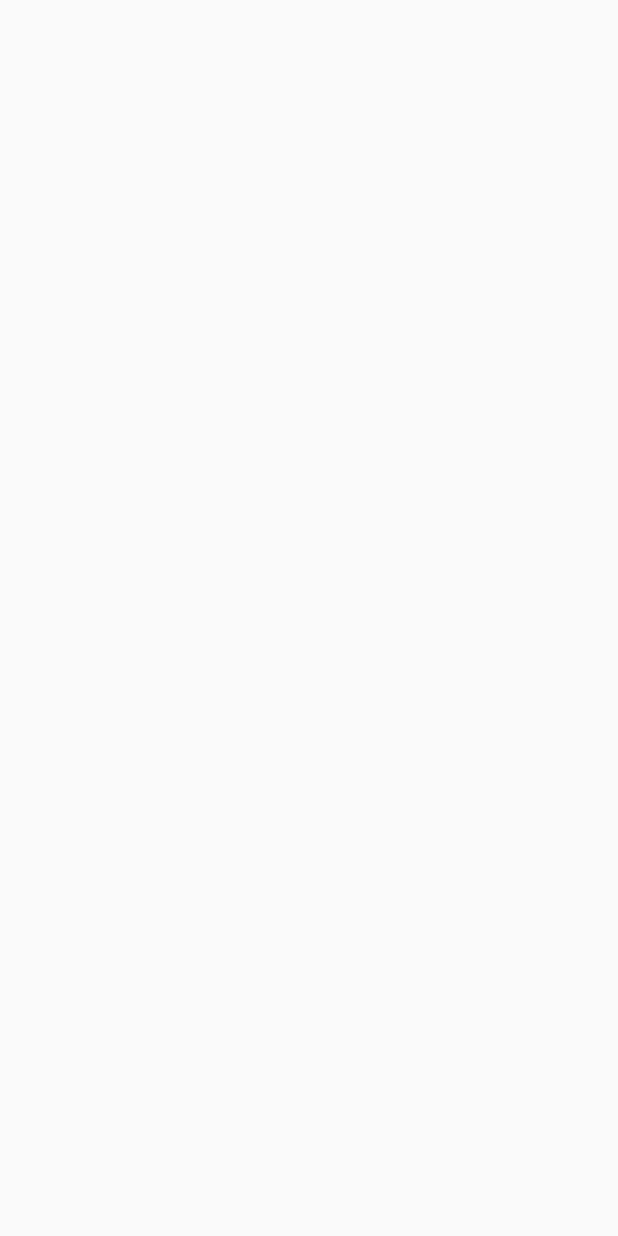
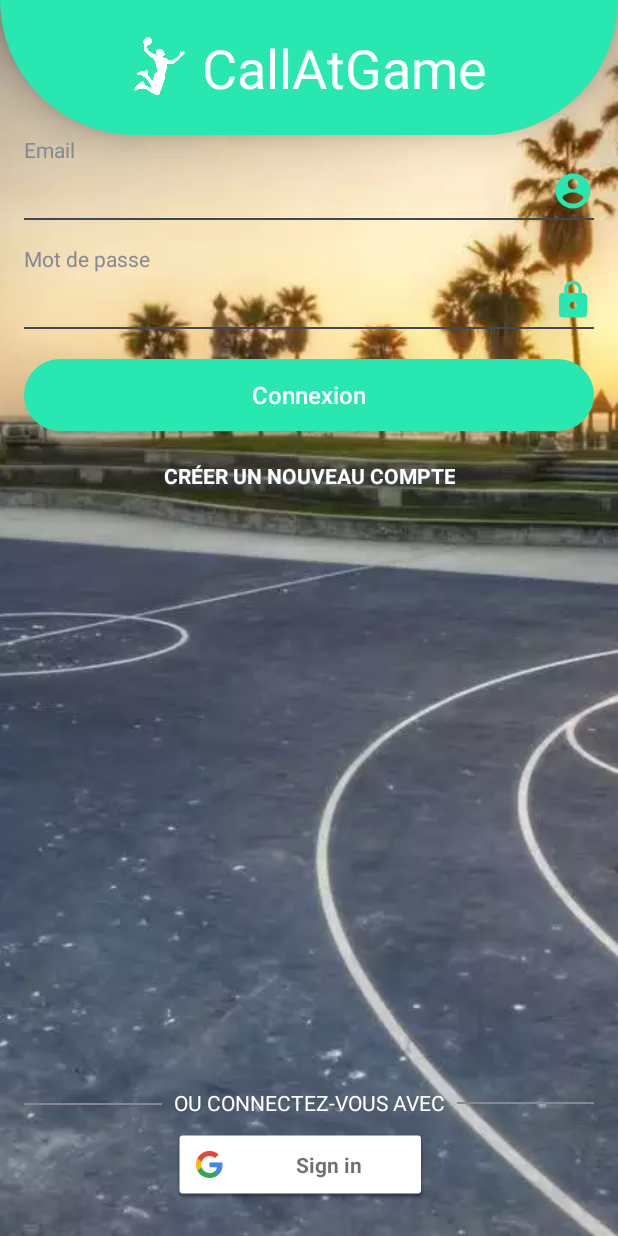
Before and after one commit to jpaput/Frag, an Android app: the StarterActivity screen opened directly, with no data from a screen before it, on a phone screen of 412 x 824 dp. Before the commit the screen is empty. Run offline under Robolectric (Android 15) with nearby library versions, the phone set to English and light mode, and no system bars; plain views replace LoginButton.

Commit message:
Début implémentation starter Activity

```diff
--- a/app/src/main/java/com/callatgame/frag/core/CaGApplication.kt
+++ b/app/src/main/java/com/callatgame/frag/core/CaGApplication.kt
@@ -6,5 +6,7 @@ class CaGApplication : Application() {
 
     override fun onCreate() {
         super.onCreate()
+
+        //FacebookSdk.sdkInitialize(getApplicationContext());
     }
 }
--- /dev/null
+++ b/app/src/main/java/com/callatgame/frag/starter/LoginFragment.kt
@@ -0,0 +1,27 @@
+package com.callatgame.frag.starter
+
+import android.os.Bundle
+import android.view.LayoutInflater
+import android.view.View
+import android.view.ViewGroup
+import androidx.fragment.app.Fragment
+import com.callatgame.frag.R
+
+class LoginFragment : Fragment() {
+
+    companion object{
+        fun newInstance() : LoginFragment{
+            return LoginFragment()
+        }
+    }
+
+    override fun onCreateView(
+        inflater: LayoutInflater,
+        container: ViewGroup?,
+        savedInstanceState: Bundle?
+    ): View? {
+
+        val view = inflater.inflate(R.layout.login_fragment, container, false); //Contains empty RelativeLayout
+        return view;
+    }
+}
--- /dev/null
+++ b/app/src/main/java/com/callatgame/frag/starter/SignUpFragment.kt
@@ -0,0 +1,27 @@
+package com.callatgame.frag.starter
+
+import android.os.Bundle
+import android.view.LayoutInflater
+import android.view.View
+import android.view.ViewGroup
+import androidx.fragment.app.Fragment
+import com.callatgame.frag.R
+
+class SignUpFragment : Fragment() {
+
+    companion object{
+        fun newInstance() : SignUpFragment{
+            return SignUpFragment()
+        }
+    }
+
+    override fun onCreateView(
+        inflater: LayoutInflater,
+        container: ViewGroup?,
+        savedInstanceState: Bundle?
+    ): View? {
+
+        val view = inflater.inflate(R.layout.sign_up_fragment, container, false); //Contains empty RelativeLayout
+        return view;
+    }
+}
--- a/app/src/main/java/com/callatgame/frag/starter/StarterActivity.kt
+++ b/app/src/main/java/com/callatgame/frag/starter/StarterActivity.kt
@@ -2,9 +2,16 @@ package com.callatgame.frag.starter
 
 import android.content.Context
 import android.content.Intent
+import android.os.Bundle
+import android.view.View
+import androidx.viewpager.widget.ViewPager
+import com.callatgame.frag.R
 import com.callatgame.frag.core.AbstractActivity
+import com.callatgame.frag.starter.adapter.StarterPagerAdapter
+import kotlinx.android.synthetic.main.start_activity.*
 
-class StarterActivity : AbstractActivity() {
+class StarterActivity : AbstractActivity(), ViewPager.PageTransformer,
+    ViewPager.OnPageChangeListener {
 
     companion object{
 
@@ -12,4 +19,57 @@ class StarterActivity : AbstractActivity() {
             return Intent(context, StarterActivity::class.java)
         }
     }
+
+    override fun onCreate(savedInstanceState: Bundle?) {
+        super.onCreate(savedInstanceState)
+
+        setContentView(R.layout.start_activity)
+
+        viewpager.adapter = StarterPagerAdapter(supportFragmentManager);
+        viewpager.setPageTransformer(false, this)
+        viewpager.addOnPageChangeListener(this)
+
+
+    }
+
+    override fun transformPage(view: View, position: Float) {
+        val pageWidth = view.width
+        when {
+            position < -1 -> view.alpha = 0f
+            position <= 1 -> {
+                /*view.findViewById<View>(R.id.tv_app_name).translationX = -(pageWidth * position)
+                view.findViewById<View>(R.id.tv_app_subtitle).translationX = -(pageWidth * position)
+
+                view.findViewById<View>(R.id.userView).translationX = pageWidth * position
+                view.findViewById<View>(R.id.tv_user_label).translationX = pageWidth * position
+                view.findViewById<View>(R.id.view_user_underline).translationX = pageWidth * position
+                view.findViewById<View>(R.id.profileImage).translationX = pageWidth * position
+
+                view.findViewById<View>(R.id.passView).translationX = pageWidth * position
+                view.findViewById<View>(R.id.tv_pass_label).translationX = pageWidth * position
+                view.findViewById<View>(R.id.view_pass_underline).translationX = pageWidth * position
+                view.findViewById<View>(R.id.iv_pass_icon).translationX = pageWidth * position
+
+                view.findViewById<View>(R.id.commandButton).translationX = -(pageWidth * position)*/
+            }
+            else -> view.alpha = 0f
+        }
+    }
+
+    override fun onPageScrollStateChanged(state: Int) {
+    }
+
+    override fun onPageScrolled(position: Int, positionOffset: Float, positionOffsetPixels: Int) {
+        val x = ((viewpager.width * position + positionOffsetPixels) * computeFactor())
+        scrollView.scrollTo(x.toInt() + imageView.width / 3, 0)
+    }
+
+    override fun onPageSelected(position: Int) {
+    }
+
+    private fun computeFactor(): Float {
+        return (imageView.width / 2 - viewpager.width) / (viewpager.width *
+                viewpager.adapter!!.count - 1).toFloat()
+    }
+
 }
--- /dev/null
+++ b/app/src/main/java/com/callatgame/frag/starter/adapter/StarterPagerAdapter.kt
@@ -0,0 +1,22 @@
+package com.callatgame.frag.starter.adapter
+
+import androidx.fragment.app.Fragment
+import androidx.fragment.app.FragmentManager
+import androidx.fragment.app.FragmentStatePagerAdapter
+import com.callatgame.frag.starter.LoginFragment
+import com.callatgame.frag.starter.SignUpFragment
+
+class StarterPagerAdapter(fragmentManager: FragmentManager) : FragmentStatePagerAdapter(fragmentManager) {
+
+    private val fragmentList: List<Fragment> = createFragmentList()
+
+    private fun createFragmentList() : List<Fragment>{
+        return listOf(
+            LoginFragment.newInstance(),
+            SignUpFragment.newInstance())
+    }
+
+    override fun getCount(): Int = fragmentList.size
+
+    override fun getItem(position: Int): Fragment = fragmentList[position]
+}
--- /dev/null
+++ b/app/src/main/res/drawable/bg_starter_header.xml
@@ -0,0 +1,9 @@
+<?xml version="1.0" encoding="utf-8"?>
+<shape xmlns:android="http://schemas.android.com/apk/res/android"
+    android:shape="rectangle">
+    <size android:height="30dp"
+        android:width="30dp"/>
+    <solid android:color="@color/colorAccent"/>
+    <corners android:bottomRightRadius="150dp"
+        android:bottomLeftRadius="150dp"/>
+</shape>
--- /dev/null
+++ b/app/src/main/res/drawable/ic_lock.xml
@@ -0,0 +1,9 @@
+<vector xmlns:android="http://schemas.android.com/apk/res/android"
+        android:width="24dp"
+        android:height="24dp"
+        android:viewportWidth="24.0"
+        android:viewportHeight="24.0">
+    <path
+        android:fillColor="#FF000000"
+        android:pathData="M18,8h-1L17,6c0,-2.76 -2.24,-5 -5,-5S7,3.24 7,6v2L6,8c-1.1,0 -2,0.9 -2,2v10c0,1.1 0.9,2 2,2h12c1.1,0 2,-0.9 2,-2L20,10c0,-1.1 -0.9,-2 -2,-2zM12,17c-1.1,0 -2,-0.9 -2,-2s0.9,-2 2,-2 2,0.9 2,2 -0.9,2 -2,2zM15.1,8L8.9,8L8.9,6c0,-1.71 1.39,-3.1 3.1,-3.1 1.71,0 3.1,1.39 3.1,3.1v2z"/>
+</vector>
--- /dev/null
+++ b/app/src/main/res/drawable/ic_user.xml
@@ -0,0 +1,9 @@
+<vector xmlns:android="http://schemas.android.com/apk/res/android"
+        android:width="24dp"
+        android:height="24dp"
+        android:viewportWidth="24.0"
+        android:viewportHeight="24.0">
+    <path
+        android:fillColor="#FF000000"
+        android:pathData="M12,2C6.48,2 2,6.48 2,12s4.48,10 10,10 10,-4.48 10,-10S17.52,2 12,2zM12,5c1.66,0 3,1.34 3,3s-1.34,3 -3,3 -3,-1.34 -3,-3 1.34,-3 3,-3zM12,19.2c-2.5,0 -4.71,-1.28 -6,-3.22 0.03,-1.99 4,-3.08 6,-3.08 1.99,0 5.97,1.09 6,3.08 -1.29,1.94 -3.5,3.22 -6,3.22z"/>
+</vector>
--- /dev/null
+++ b/app/src/main/res/layout/login_fragment.xml
@@ -0,0 +1,213 @@
+<?xml version="1.0" encoding="utf-8"?>
+<androidx.constraintlayout.widget.ConstraintLayout xmlns:android="http://schemas.android.com/apk/res/android"
+    android:layout_width="match_parent"
+    android:layout_height="match_parent"
+    xmlns:app="http://schemas.android.com/apk/res-auto">
+
+    <TextView
+        android:id="@+id/tv_user_label"
+        android:layout_width="wrap_content"
+        android:layout_height="wrap_content"
+        android:layout_marginStart="16dp"
+        android:layout_marginTop="@dimen/starter_header_height"
+        android:labelFor="@id/userView"
+        android:text="@string/label_login_name"
+        android:textAppearance="?android:attr/textAppearanceSmall"
+        android:textColor="@color/textColor"
+        app:layout_constraintLeft_toLeftOf="parent"
+        app:layout_constraintTop_toTopOf="parent" />
+
+    <AutoCompleteTextView
+        android:id="@+id/userView"
+        android:layout_width="0dp"
+        android:layout_height="28dp"
+        android:layout_marginEnd="8dp"
+        android:layout_marginTop="4dp"
+        android:background="@android:color/transparent"
+        android:inputType="textEmailAddress"
+        android:textColor="@color/textColor"
+        android:textCursorDrawable="@null"
+        app:layout_constraintHorizontal_bias="0.0"
+        app:layout_constraintLeft_toLeftOf="@+id/tv_user_label"
+        app:layout_constraintRight_toLeftOf="@+id/profileImage"
+        app:layout_constraintTop_toBottomOf="@+id/tv_user_label" />
+
+    <androidx.appcompat.widget.AppCompatImageView
+        android:id="@+id/profileImage"
+        android:layout_width="28dp"
+        android:layout_height="28dp"
+        android:layout_marginEnd="16dp"
+        android:tint="@color/colorAccent"
+        app:layout_constraintBottom_toBottomOf="@+id/userView"
+        app:layout_constraintRight_toRightOf="parent"
+        app:layout_constraintTop_toTopOf="@+id/userView"
+        app:srcCompat="@drawable/ic_user" />
+
+    <View
+        android:id="@+id/view_user_underline"
+        android:layout_width="0dp"
+        android:layout_height="1dp"
+        android:layout_marginTop="4dp"
+        android:background="@color/antracite_grey"
+        app:layout_constraintLeft_toLeftOf="@+id/userView"
+        app:layout_constraintRight_toRightOf="@+id/profileImage"
+        app:layout_constraintTop_toBottomOf="@+id/userView" />
+
+    <TextView
+        android:id="@+id/tv_pass_label"
+        android:layout_width="wrap_content"
+        android:layout_height="wrap_content"
+        android:layout_marginTop="16dp"
+        android:labelFor="@id/passView"
+        android:text="@string/label_login_pass"
+        android:textAppearance="?android:attr/textAppearanceSmall"
+        android:textColor="@color/textColor"
+        app:layout_constraintLeft_toLeftOf="@+id/view_user_underline"
+        app:layout_constraintTop_toBottomOf="@+id/view_user_underline" />
+
+    <AutoCompleteTextView
+        android:id="@+id/passView"
+        android:layout_width="0dp"
+        android:layout_height="28dp"
+        android:layout_marginEnd="8dp"
+        android:layout_marginTop="4dp"
+        android:background="@android:color/transparent"
+        android:inputType="textWebPassword"
+        android:textColor="@color/textColor"
+        android:textCursorDrawable="@null"
+        app:layout_constraintLeft_toLeftOf="@+id/tv_pass_label"
+        app:layout_constraintRight_toLeftOf="@+id/iv_pass_icon"
+        app:layout_constraintTop_toBottomOf="@+id/tv_pass_label" />
+
+    <androidx.appcompat.widget.AppCompatImageView
+        android:id="@+id/iv_pass_icon"
+        android:layout_width="28dp"
+        android:layout_height="28dp"
+        android:tint="@color/colorAccent"
+        app:layout_constraintRight_toRightOf="@+id/view_user_underline"
+        app:layout_constraintTop_toTopOf="@+id/passView"
+        app:srcCompat="@drawable/ic_lock" />
+
+    <View
+        android:id="@+id/view_pass_underline"
+        android:layout_width="0dp"
+        android:layout_height="1dp"
+        android:layout_marginTop="4dp"
+        android:background="@color/antracite_grey"
+        app:layout_constraintHorizontal_bias="0.0"
+        app:layout_constraintLeft_toLeftOf="@+id/passView"
+        app:layout_constraintRight_toRightOf="@+id/iv_pass_icon"
+        app:layout_constraintTop_toBottomOf="@+id/passView" />
+
+    <Button
+        android:id="@+id/commandButton"
+        android:layout_width="0dp"
+        android:layout_height="48dp"
+        android:layout_marginTop="@dimen/margin_standard"
+        style="@style/FullButtonStyle"
+        android:text="@string/login_button"
+        app:layout_constraintHorizontal_bias="0.0"
+        app:layout_constraintLeft_toLeftOf="@+id/passView"
+        app:layout_constraintRight_toRightOf="@+id/iv_pass_icon"
+        app:layout_constraintTop_toBottomOf="@+id/view_pass_underline" />
+
+    <TextView
+        android:layout_width="wrap_content"
+        android:layout_height="wrap_content"
+        android:gravity="center_horizontal"
+        android:text="@string/create_new_account"
+        android:textAllCaps="true"
+        android:textStyle="bold"
+        android:layout_marginTop="@dimen/margin_standard"
+        android:textColor="@android:color/white"
+        android:shadowColor="@color/darktextColor"
+        android:shadowDx="3"
+        android:shadowDy="3"
+        android:shadowRadius="4"
+        app:layout_constraintTop_toBottomOf="@+id/commandButton"
+        app:layout_constraintLeft_toLeftOf="parent"
+        app:layout_constraintRight_toRightOf="parent"/>
+
+    <!--<com.facebook.login.widget.LoginButton
+    android:id="@+id/facebookButton"
+        android:layout_width="0dp"
+        android:layout_height="0dp"
+        android:layout_marginBottom="4dp"
+        android:layout_marginEnd="4dp"
+        android:layout_marginStart="16dp"
+        android:layout_marginTop="4dp"
+        android:paddingBottom="11dp"
+        android:paddingTop="11dp"
+        app:com_facebook_login_text="Facebook"
+        app:layout_constraintBottom_toBottomOf="@+id/googleButton"
+        app:layout_constraintHorizontal_bias="0.0"
+        app:layout_constraintLeft_toLeftOf="parent"
+        app:layout_constraintRight_toLeftOf="@+id/guideline2"
+        app:layout_constraintTop_toTopOf="@+id/googleButton"
+        app:layout_constraintVertical_bias="0.0" />
+
+    <androidx.constraintlayout.widget.Guideline
+        android:id="@+id/guideline2"
+        android:layout_width="wrap_content"
+        android:layout_height="wrap_content"
+        android:orientation="vertical"
+        app:layout_constraintGuide_percent="0.5" />-->
+
+    <com.google.android.gms.common.SignInButton
+        android:id="@+id/googleButton"
+        android:layout_width="170dp"
+        android:layout_height="47dp"
+        android:layout_marginBottom="24dp"
+        android:layout_marginEnd="16dp"
+        android:layout_marginStart="4dp"
+        app:layout_constraintBottom_toBottomOf="parent"
+        app:layout_constraintLeft_toLeftOf="parent"
+        app:layout_constraintRight_toRightOf="parent" />
+
+    <TextView
+        android:id="@+id/optionTextView"
+        android:layout_width="wrap_content"
+        android:layout_height="wrap_content"
+        android:layout_marginBottom="8dp"
+        android:layout_marginLeft="8dp"
+        android:layout_marginRight="8dp"
+        android:layout_marginTop="8dp"
+        android:text="@string/or"
+        android:textAllCaps="true"
+        android:textAppearance="?android:attr/textAppearanceSmall"
+        android:textColor="@android:color/white"
+        app:layout_constraintBottom_toTopOf="@+id/googleButton"
+        app:layout_constraintLeft_toLeftOf="parent"
+        app:layout_constraintRight_toRightOf="parent"
+        app:layout_constraintVertical_bias="0.948" />
+
+    <View
+        android:id="@+id/leftLineView"
+        android:layout_width="0dp"
+        android:layout_height="1dp"
+        android:layout_marginBottom="0dp"
+        android:layout_marginEnd="16dp"
+        android:layout_marginStart="8dp"
+        android:layout_marginTop="0dp"
+        android:background="@color/textColor"
+        app:layout_constraintBottom_toBottomOf="@+id/optionTextView"
+        app:layout_constraintLeft_toRightOf="@+id/optionTextView"
+        app:layout_constraintRight_toRightOf="parent"
+        app:layout_constraintTop_toTopOf="@+id/optionTextView" />
+
+    <View
+        android:id="@+id/rightLineView"
+        android:layout_width="0dp"
+        android:layout_height="1dp"
+        android:layout_marginBottom="8dp"
+        android:layout_marginEnd="8dp"
+        android:layout_marginStart="16dp"
+        android:layout_marginTop="8dp"
+        android:background="@color/textColor"
+        app:layout_constraintBottom_toBottomOf="@+id/optionTextView"
+        app:layout_constraintHorizontal_bias="0.0"
+        app:layout_constraintLeft_toLeftOf="parent"
+        app:layout_constraintRight_toLeftOf="@+id/optionTextView"
+        app:layout_constraintTop_toTopOf="@+id/optionTextView"
+        app:layout_constraintVertical_bias="1.0" />
+</androidx.constraintlayout.widget.ConstraintLayout>
--- /dev/null
+++ b/app/src/main/res/layout/sign_up_fragment.xml
@@ -0,0 +1,131 @@
+<androidx.constraintlayout.widget.ConstraintLayout
+    xmlns:android="http://schemas.android.com/apk/res/android"
+    android:layout_width="match_parent"
+    android:layout_height="match_parent"
+    xmlns:app="http://schemas.android.com/apk/res-auto">
+
+    <TextView
+        android:id="@+id/tv_user_label"
+        android:layout_width="wrap_content"
+        android:layout_height="wrap_content"
+        android:layout_marginStart="16dp"
+        android:layout_marginTop="@dimen/starter_header_height"
+        android:labelFor="@id/userView"
+        android:text="@string/label_login_name"
+        android:textAppearance="?android:attr/textAppearanceSmall"
+        android:textColor="@color/textColor"
+        app:layout_constraintLeft_toLeftOf="parent"
+        app:layout_constraintTop_toTopOf="parent" />
+
+    <AutoCompleteTextView
+        android:id="@+id/userView"
+        android:layout_width="0dp"
+        android:layout_height="28dp"
+        android:layout_marginEnd="8dp"
+        android:layout_marginTop="4dp"
+        android:background="@android:color/transparent"
+        android:inputType="textEmailAddress"
+        android:textColor="@color/textColor"
+        android:textCursorDrawable="@null"
+        app:layout_constraintHorizontal_bias="0.0"
+        app:layout_constraintLeft_toLeftOf="@+id/tv_user_label"
+        app:layout_constraintRight_toLeftOf="@+id/profileImage"
+        app:layout_constraintTop_toBottomOf="@+id/tv_user_label" />
+
+    <androidx.appcompat.widget.AppCompatImageView
+        android:id="@+id/profileImage"
+        android:layout_width="28dp"
+        android:layout_height="28dp"
+        android:layout_marginEnd="16dp"
+        android:tint="@color/colorAccent"
+        app:layout_constraintBottom_toBottomOf="@+id/userView"
+        app:layout_constraintRight_toRightOf="parent"
+        app:layout_constraintTop_toTopOf="@+id/userView"
+        app:srcCompat="@drawable/ic_user" />
+
+    <View
+        android:id="@+id/view_user_underline"
+        android:layout_width="0dp"
+        android:layout_height="1dp"
+        android:layout_marginTop="4dp"
+        android:background="@color/antracite_grey"
+        app:layout_constraintLeft_toLeftOf="@+id/userView"
+        app:layout_constraintRight_toRightOf="@+id/profileImage"
+        app:layout_constraintTop_toBottomOf="@+id/userView" />
+
+    <TextView
+        android:id="@+id/tv_pass_label"
+        android:layout_width="wrap_content"
+        android:layout_height="wrap_content"
+        android:layout_marginTop="16dp"
+        android:labelFor="@id/passView"
+        android:text="@string/label_login_pass"
+        android:textAppearance="?android:attr/textAppearanceSmall"
+        android:textColor="@color/textColor"
+        app:layout_constraintLeft_toLeftOf="@+id/view_user_underline"
+        app:layout_constraintTop_toBottomOf="@+id/view_user_underline" />
+
+    <AutoCompleteTextView
+        android:id="@+id/passView"
+        android:layout_width="0dp"
+        android:layout_height="28dp"
+        android:layout_marginEnd="8dp"
+        android:layout_marginTop="4dp"
+        android:background="@android:color/transparent"
+        android:inputType="textWebPassword"
+        android:textColor="@color/textColor"
+        android:textCursorDrawable="@null"
+        app:layout_constraintLeft_toLeftOf="@+id/tv_pass_label"
+        app:layout_constraintRight_toLeftOf="@+id/iv_pass_icon"
+        app:layout_constraintTop_toBottomOf="@+id/tv_pass_label" />
+
+    <androidx.appcompat.widget.AppCompatImageView
+        android:id="@+id/iv_pass_icon"
+        android:layout_width="28dp"
+        android:layout_height="28dp"
+        android:tint="@color/colorAccent"
+        app:layout_constraintRight_toRightOf="@+id/view_user_underline"
+        app:layout_constraintTop_toTopOf="@+id/passView"
+        app:srcCompat="@drawable/ic_lock" />
+
+    <View
+        android:id="@+id/view_pass_underline"
+        android:layout_width="0dp"
+        android:layout_height="1dp"
+        android:layout_marginTop="4dp"
+        android:background="@color/antracite_grey"
+        app:layout_constraintHorizontal_bias="0.0"
+        app:layout_constraintLeft_toLeftOf="@+id/passView"
+        app:layout_constraintRight_toRightOf="@+id/iv_pass_icon"
+        app:layout_constraintTop_toBottomOf="@+id/passView" />
+
+    <Button
+        android:id="@+id/commandButton"
+        android:layout_width="0dp"
+        android:layout_height="48dp"
+        android:layout_marginTop="@dimen/margin_standard"
+        style="@style/FullButtonStyle"
+        android:text="@string/signup_button"
+        app:layout_constraintHorizontal_bias="0.0"
+        app:layout_constraintLeft_toLeftOf="@+id/passView"
+        app:layout_constraintRight_toRightOf="@+id/iv_pass_icon"
+        app:layout_constraintTop_toBottomOf="@+id/view_pass_underline" />
+
+    <TextView
+        android:layout_width="wrap_content"
+        android:layout_height="wrap_content"
+        android:gravity="center_horizontal"
+        android:text="@string/connect_now"
+        android:textAllCaps="true"
+        android:textStyle="bold"
+        android:layout_marginTop="@dimen/margin_standard"
+        android:textColor="@android:color/white"
+        android:shadowColor="@color/darktextColor"
+        android:shadowDx="3"
+        android:shadowDy="3"
+        android:shadowRadius="4"
+        app:layout_constraintTop_toBottomOf="@+id/commandButton"
+        app:layout_constraintLeft_toLeftOf="parent"
+        app:layout_constraintRight_toRightOf="parent"/>
+
+</androidx.constraintlayout.widget.ConstraintLayout>
--- /dev/null
+++ b/app/src/main/res/layout/start_activity.xml
@@ -0,0 +1,50 @@
+<?xml version="1.0" encoding="utf-8"?>
+<FrameLayout xmlns:android="http://schemas.android.com/apk/res/android"
+    android:layout_width="match_parent"
+    android:layout_height="match_parent">
+
+
+
+    <HorizontalScrollView
+        android:id="@+id/scrollView"
+        android:layout_width="match_parent"
+        android:layout_height="match_parent"
+        android:scrollbars="none">
+
+        <ImageView
+            android:id="@+id/imageView"
+            android:layout_width="wrap_content"
+            android:layout_height="match_parent"
+            android:scaleType="centerCrop"
+            android:src="@drawable/bg_login" />
+    </HorizontalScrollView>
+
+    <androidx.viewpager.widget.ViewPager
+        android:id="@+id/viewpager"
+        android:layout_width="match_parent"
+        android:layout_height="match_parent"
+        android:overScrollMode="never" />
+
+    <LinearLayout
+        android:layout_width="match_parent"
+        android:layout_height="@dimen/starter_header_height"
+        android:gravity="center"
+        android:orientation="horizontal"
+        android:background="@drawable/bg_starter_header"
+        android:elevation="12dp">
+        <ImageView
+            android:layout_width="40dp"
+            android:layout_height="40dp"
+            android:src="@drawable/ic_slam"
+            android:tint="@android:color/white"
+            android:layout_marginEnd="@dimen/small"/>
+        <TextView
+            android:layout_width="wrap_content"
+            android:layout_height="wrap_content"
+            android:textSize="@dimen/text_size_app_title"
+            android:textColor="@android:color/white"
+            android:gravity="center_horizontal"
+            android:text="@string/app_name" />
+    </LinearLayout>
+
+</FrameLayout>
--- a/app/src/main/res/values/colors.xml
+++ b/app/src/main/res/values/colors.xml
@@ -8,9 +8,11 @@
 
     <color name="antracite_grey_with_transparency">#AA404A56</color>
     <color name="antracite_grey">#404A56</color>
-    <color name="textColor">#868893</color>
     <color name="manatee_grey">#7F8894</color>
     <color name="light_grey">#E5EAF0</color>
+
+    <color name="textColor">#868893</color>
+    <color name="darktextColor">@color/antracite_grey</color>
 
     <color name="dialog_overlay_transparency">#88000000</color>
     <color name="green_validate">#29AF56</color>
--- a/app/src/main/res/values/dimens.xml
+++ b/app/src/main/res/values/dimens.xml
@@ -8,6 +8,7 @@
 
     <dimen name="padding_standard">20dp</dimen>
 
+    <dimen name="text_size_app_title">36sp</dimen>
     <dimen name="text_size_large">18sp</dimen>
     <dimen name="text_size_standard">16sp</dimen>
     <dimen name="text_size_small">12sp</dimen>
@@ -21,5 +22,6 @@
 
     <dimen name="tabnav_size">12dp</dimen>
     <dimen name="tab_indicator_height">4dp</dimen>
+    <dimen name="starter_header_height">90dp</dimen>
 
 </resources>
--- a/app/src/main/res/values/strings.xml
+++ b/app/src/main/res/values/strings.xml
@@ -8,5 +8,14 @@
 
     <!-- SplashScreen -->
     <string name="version_string">Version : </string>
+    <string name="login_title">Login</string>
+    <string name="signup_title">Inscription</string>
+    <string name="login_button">Connexion</string>
+    <string name="label_login_pass">Mot de passe</string>
+    <string name="label_login_name">Email</string>
+    <string name="create_new_account">Créer un nouveau compte</string>
+    <string name="or">ou connectez-vous avec</string>
+    <string name="connect_now">Me connecter</string>
+    <string name="signup_button">Inscription</string>
 
 </resources>
```
Also changed, not shown: app/build.gradle (+8 -0 lines), app/src/main/res/drawable-v24/bg_login.webp (added).
